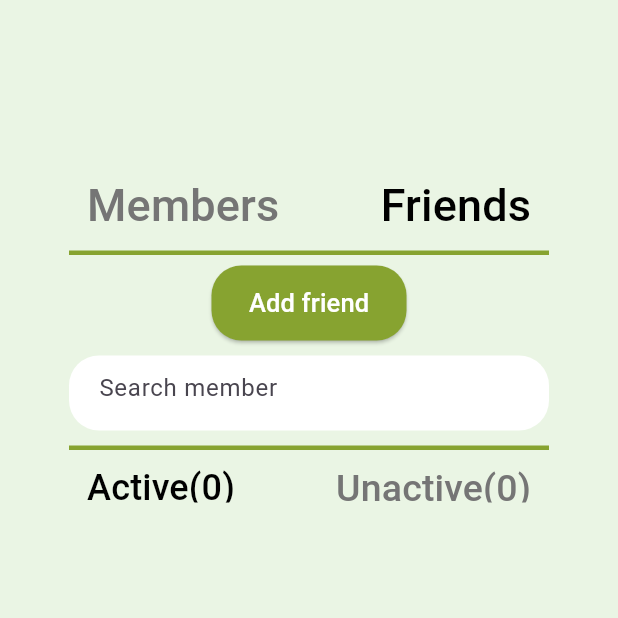
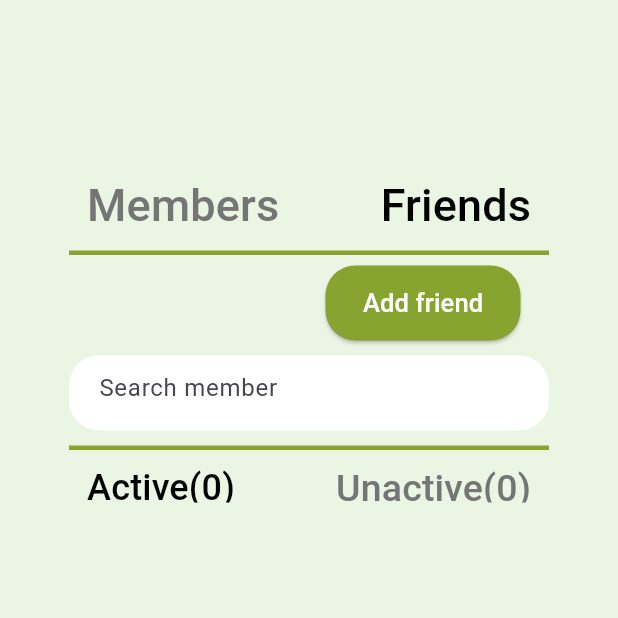
Before and after one commit to alberta007/Dubnium, a Flutter app: the Socials screen opened directly, after a tap on "Friends", on a phone screen of 412 x 824 dp, the top half of it. Run offline on Flutter 3.47's test engine with Material 2 defaults, Android fonts, the phone set to English and light mode, and no system bars; our stand-ins replace firebase_auth, firebase_core, firebase_database, fluttertoast, font_awesome_flutter, google_sign_in; missing offline and left inert: flutter_barcode_scanner, mobile_scanner; accounts and stored records are empty.

Commit message:
Update friends

```diff
--- a/flutterbase/lib/Widgets/members_widget.dart
+++ b/flutterbase/lib/Widgets/members_widget.dart
@@ -864,7 +864,11 @@ class _FriendsListState extends State<FriendsList> {
             child: Column(
               mainAxisAlignment: MainAxisAlignment.start,
               children: [
-                ElevatedButton(
+                Stack(
+                  children: [
+                    Align(
+                      alignment: Alignment(0.8, 0),
+                      child: ElevatedButton(
                       onPressed: () {
                         showDialog(
                           context: context,
@@ -931,6 +935,9 @@ class _FriendsListState extends State<FriendsList> {
                           style: TextStyle(
                               fontSize: 17,
                               color: Color.fromARGB(255, 255, 255, 255))),
+                                      ),
+                    ),
+                  ]
                 ),
                 const SizedBox(height: 10),
                 Container(
```
Lines whose indentation alone changed are shown as unchanged.
